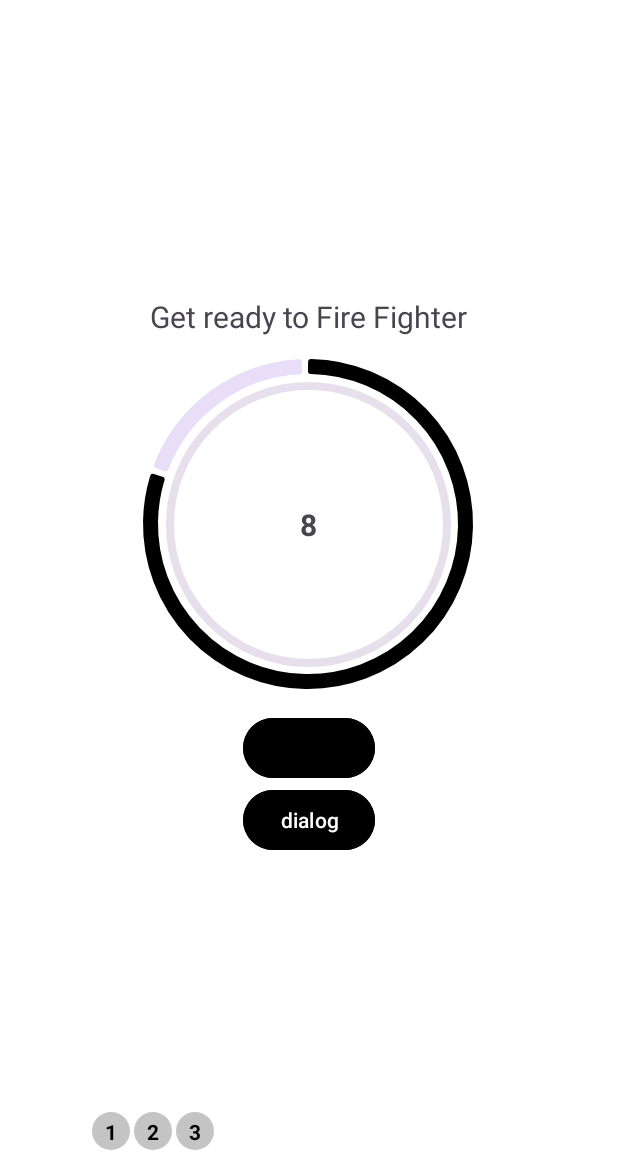
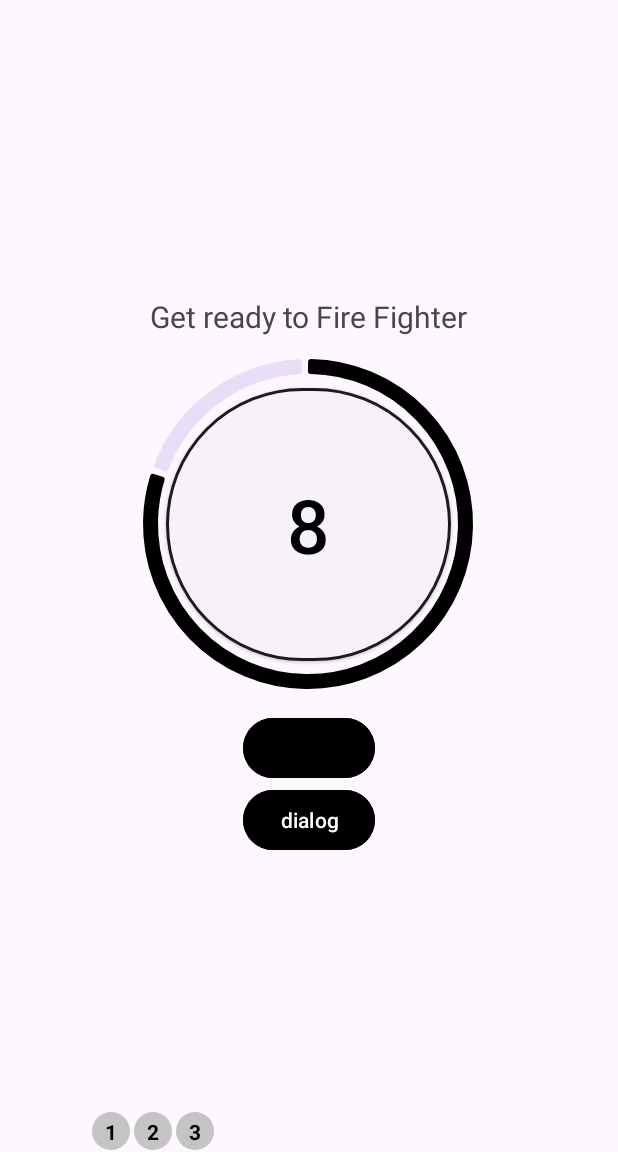
Before and after one commit to dolgovv/7MinuteWorkout, an Android app: the ExerciseActivity screen opened directly, with no data from a screen before it, on a phone screen of 412 x 824 dp, the part 84-1236 px from its top. Run offline under Robolectric (Android 15) with nearby library versions, the phone set to English and light mode, and no system bars.

Commit message:
Minor design changes
Fixed:
- Stroke colour
- Main logo colour
- Exercise and Finish screens` colours

```diff
--- a/app/src/main/java/com/example/a7minuteworkout/ExerciseActivity.kt
+++ b/app/src/main/java/com/example/a7minuteworkout/ExerciseActivity.kt
@@ -177,7 +177,7 @@ class ExerciseActivity : AppCompatActivity(), TextToSpeech.OnInitListener {
             override fun onTick(millisUntilFinished: Long) {
                 restProgress++
                 exerProgressBar.progress = 10 - restProgress
-                tvTimer.text = (10 - restProgress).toString()
+                ibStartExercise.text = (10 - restProgress).toString()
             }
 
             override fun onFinish() {
@@ -201,7 +201,7 @@ class ExerciseActivity : AppCompatActivity(), TextToSpeech.OnInitListener {
             override fun onTick(millisUntilFinished: Long) {
                 runningProgress++
                 exerProgressBar_running.progress = 30 - runningProgress
-                tvTimer_running.text = (30 - runningProgress).toString()
+                ibStartExercise_running.text = (30 - runningProgress).toString()
             }
 
             override fun onFinish() {
--- a/app/src/main/res/drawable/ic_exercise_done.xml
+++ b/app/src/main/res/drawable/ic_exercise_done.xml
@@ -4,6 +4,6 @@
     android:viewportWidth="48"
     android:viewportHeight="48">
   <path
-      android:fillColor="#FF000000"
+      android:fillColor="?attr/colorOnSurface"
       android:pathData="M18.9,35.7 L7.7,24.5l2.15,-2.15 9.05,9.05 19.2,-19.2 2.15,2.15Z"/>
 </vector>
--- a/app/src/main/res/layout/activity_exercise.xml
+++ b/app/src/main/res/layout/activity_exercise.xml
@@ -4,8 +4,7 @@
     android:layout_width="match_parent"
     android:layout_height="match_parent"
     xmlns:app="http://schemas.android.com/apk/res-auto"
-    android:orientation="vertical"
-    android:background="@color/white">
+    android:orientation="vertical">
 
     <LinearLayout
         android:id="@+id/llStartCountDown"
@@ -66,21 +65,17 @@
                         android:layout_gravity="center"
                         tools:ignore="InvalidId" />
 
-                    <ImageView
+                    <Button
+                        style="@style/Widget.Material3.Button.ElevatedButton"
                         android:id="@+id/ibStartExercise"
                         android:layout_width="190dp"
                         android:layout_height="190dp"
                         android:src="@drawable/start_button_style"
-                        android:layout_gravity="center"/>
-
-                    <TextView
-                        android:id="@+id/tvTimer"
-                        android:layout_width="match_parent"
-                        android:layout_height="match_parent"
-                        android:text="START"
-                        android:gravity="center"
-                        android:textSize="20sp"
-                        android:textStyle="bold"/>
+                        android:layout_gravity="center"
+                        app:strokeColor="?attr/colorOnSurface"
+                        app:strokeWidth="2dp"
+                        android:textSize="50dp"
+                        tools:text="10"/>
                 </FrameLayout>
             </LinearLayout>
 
@@ -134,9 +129,9 @@
                 android:id="@+id/ivImage"
                 android:layout_width="match_parent"
                 android:layout_height="250dp"
-                android:src="@drawable/mainscreen"
+                tools:src="@drawable/mainscreen"
+                android:layout_marginBottom="40dp"
                 />
-
 
             <TextView
                 android:id="@+id/tvTextRunning"
@@ -166,21 +161,21 @@
                         android:layout_gravity="center"
                         tools:ignore="InvalidId" />
 
-                    <ImageView
+                    <Button
+                        style="@style/Widget.Material3.Button.ElevatedButton"
                         android:id="@+id/ibStartExercise_running"
                         android:layout_width="190dp"
                         android:layout_height="190dp"
                         android:src="@drawable/start_button_style"
-                        android:layout_gravity="center"/>
+                        android:layout_gravity="center"
+                        app:strokeColor="?attr/colorSurfaceVariant"
+                        app:strokeWidth="2dp"
+                        android:clickable="false"
+                        android:textSize="50dp"
+                        tools:text="30"
+                        >
 
-                    <TextView
-                        android:id="@+id/tvTimer_running"
-                        android:layout_width="match_parent"
-                        android:layout_height="match_parent"
-                        android:text="START"
-                        android:gravity="center"
-                        android:textSize="20sp"
-                        android:textStyle="bold"/>
+                    </Button>
                 </FrameLayout>
             </LinearLayout>
         </LinearLayout>
```
Also changed, not shown: app/src/main/res/drawable/ic_mainlogo.xml (+1 -1 lines), app/src/main/res/layout/activity_finish_exercise.xml (+6 -4 lines), app/src/main/res/layout/activity_main.xml (+4 -4 lines).
